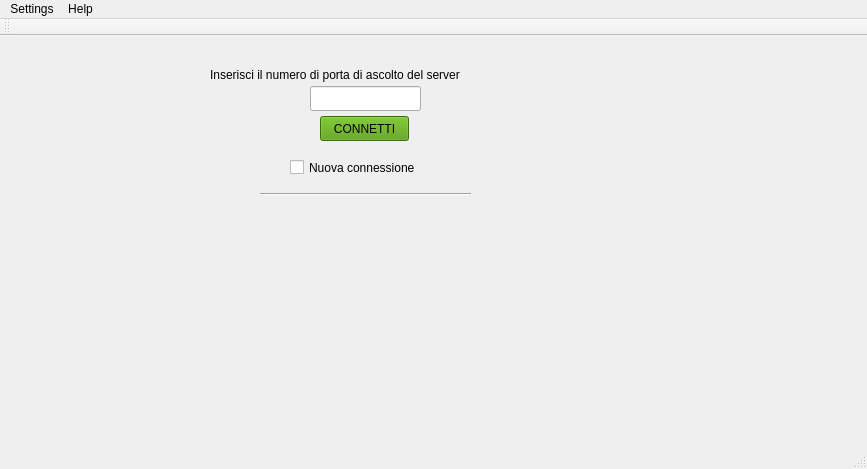
Before: the Qt Designer form mainwindow.ui in Marlowess/PRTS-ESP32-server, drawn with Qt 5.
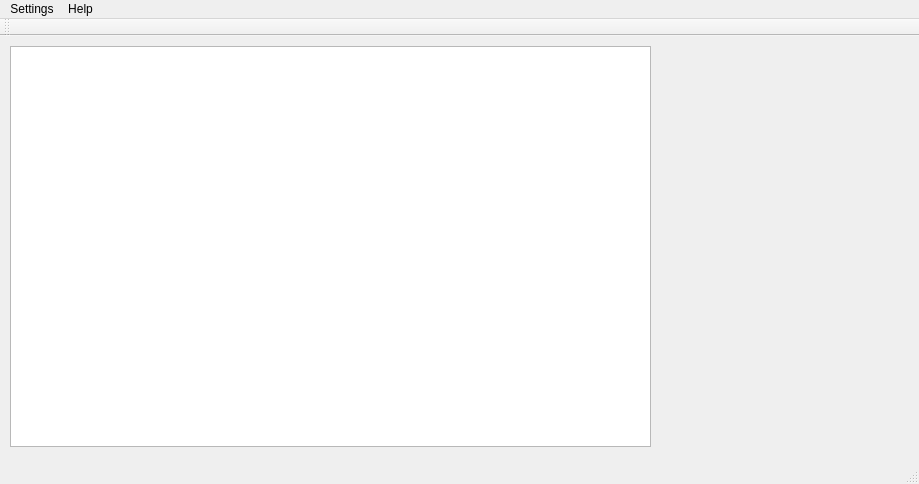
After: the same form once the commit is applied. Custom widgets are drawn as their Qt base class.

```diff
--- a/mainwindow.ui
+++ b/mainwindow.ui
@@ -6,87 +6,31 @@
    <rect>
     <x>0</x>
     <y>0</y>
-    <width>867</width>
-    <height>469</height>
+    <width>919</width>
+    <height>484</height>
    </rect>
   </property>
   <property name="windowTitle">
    <string>MainWindow</string>
   </property>
   <widget class="QWidget" name="centralWidget">
-   <widget class="QLineEdit" name="lineEdit">
+   <widget class="QChartView" name="graphicsView">
     <property name="geometry">
      <rect>
-      <x>310</x>
-      <y>50</y>
-      <width>111</width>
-      <height>25</height>
+      <x>10</x>
+      <y>10</y>
+      <width>641</width>
+      <height>401</height>
      </rect>
     </property>
    </widget>
-   <widget class="QLabel" name="label">
-    <property name="geometry">
-     <rect>
-      <x>210</x>
-      <y>30</y>
-      <width>321</width>
-      <height>17</height>
-     </rect>
-    </property>
-    <property name="text">
-     <string>Inserisci il numero di porta di ascolto del server</string>
-    </property>
-   </widget>
-   <widget class="QPushButton" name="connectButton">
-    <property name="geometry">
-     <rect>
-      <x>320</x>
-      <y>80</y>
-      <width>89</width>
-      <height>25</height>
-     </rect>
-    </property>
-    <property name="styleSheet">
-     <string notr="true">background-color: rgb(78, 154, 6);
-color: rgb(0, 0, 0);</string>
-    </property>
-    <property name="text">
-     <string>CONNETTI</string>
-    </property>
-   </widget>
-   <widget class="QCheckBox" name="checkConn">
-    <property name="geometry">
-     <rect>
-      <x>290</x>
-      <y>120</y>
-      <width>151</width>
-      <height>23</height>
-     </rect>
-    </property>
-    <property name="text">
-     <string>Nuova connessione</string>
-    </property>
-   </widget>
-   <widget class="Line" name="line">
-    <property name="geometry">
-     <rect>
-      <x>260</x>
-      <y>150</y>
-      <width>211</width>
-      <height>16</height>
-     </rect>
-    </property>
-    <property name="orientation">
-     <enum>Qt::Horizontal</enum>
-    </property>
-   </widget>
   </widget>
   <widget class="QMenuBar" name="menuBar">
    <property name="geometry">
     <rect>
      <x>0</x>
      <y>0</y>
-     <width>867</width>
+     <width>919</width>
      <height>22</height>
     </rect>
    </property>
@@ -114,6 +58,13 @@
   <widget class="QStatusBar" name="statusBar"/>
  </widget>
  <layoutdefault spacing="6" margin="11"/>
+ <customwidgets>
+  <customwidget>
+   <class>QChartView</class>
+   <extends>QGraphicsView</extends>
+   <header>QtCharts</header>
+  </customwidget>
+ </customwidgets>
  <resources/>
  <connections/>
 </ui>
```
